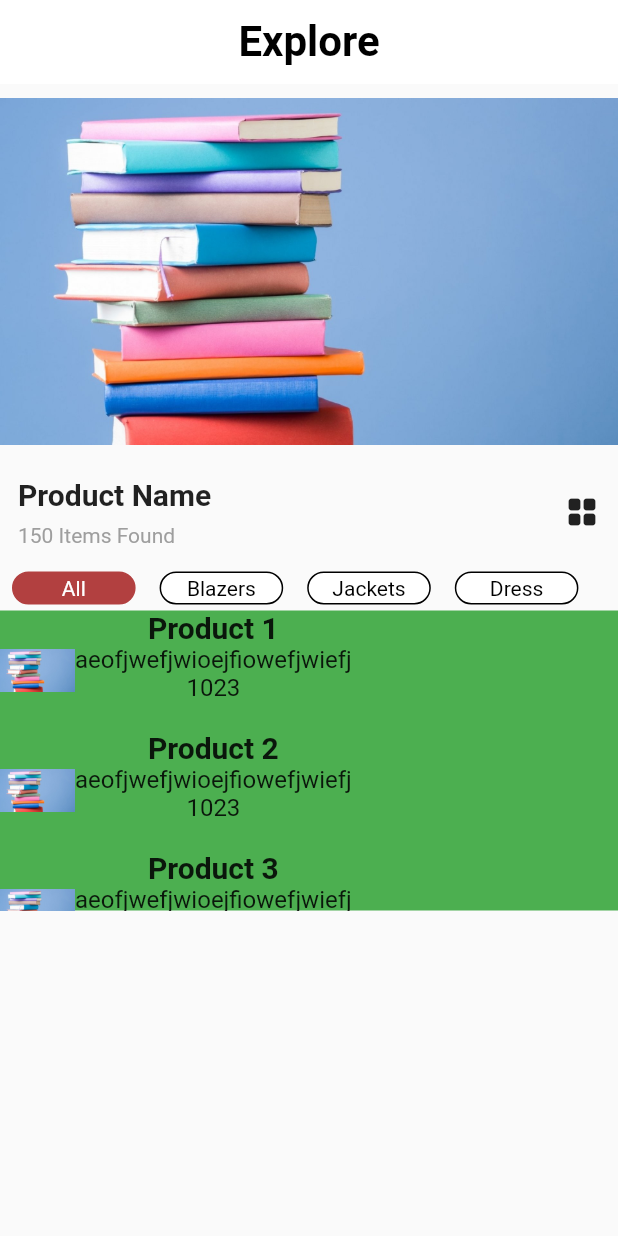
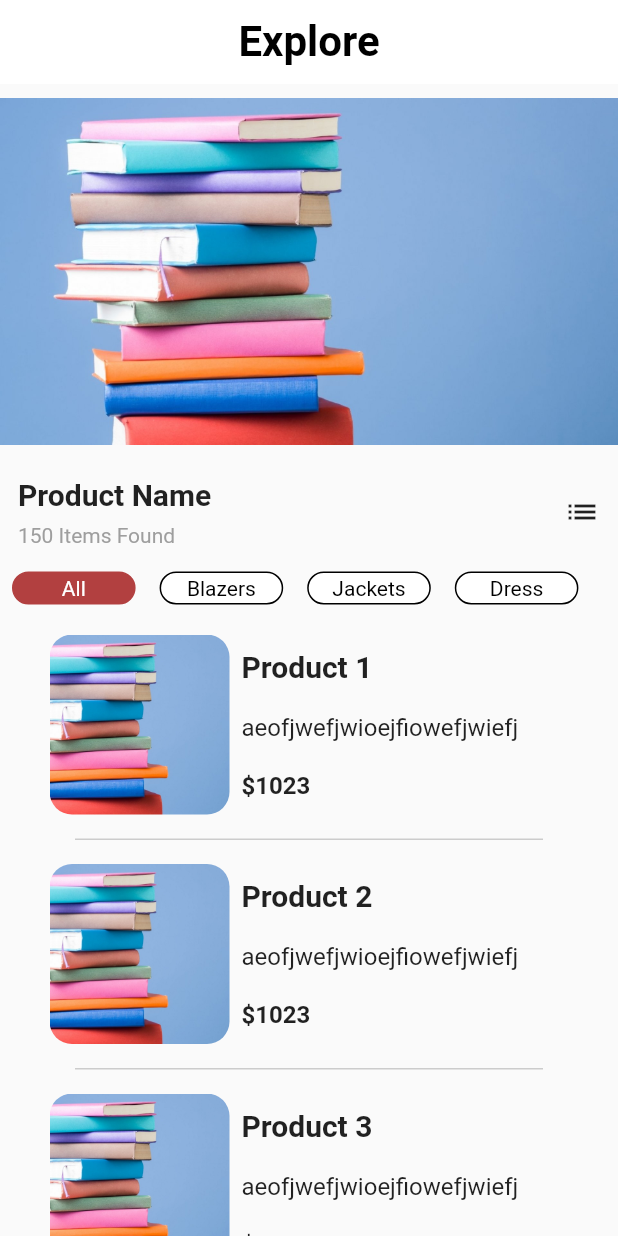
Before and after one commit to amincross/flutter-boot-camp, a Flutter app: the screen it shows after launch, on a phone screen of 412 x 824 dp. Run offline on Flutter 3.47's test engine with Material 2 defaults, Android fonts, the light colour scheme and no system bars.

Commit message:
explore page grid list

```diff
--- a/flutterbootcamp/lib/explore_page.dart
+++ b/flutterbootcamp/lib/explore_page.dart
@@ -26,6 +26,10 @@ class _ExplorePageState extends State<ExplorePage> {
   ];
 
   int selectedIndex = 0;
+
+  bool isList = true; //grid
+
+  String dolor = "\$";
 
   @override
   Widget build(BuildContext context) {
@@ -67,7 +71,18 @@ class _ExplorePageState extends State<ExplorePage> {
                     ],
                   ),
                   Expanded(child: Container()),
-                  Icon(Icons.grid_view_rounded)
+                  InkWell(
+                    child: Icon((isList == true) ? Icons.list : Icons.grid_view_rounded),
+                    onTap: () {
+                      if (isList == true) {
+                        isList = false;
+                      } else {
+                        isList = true;
+                      }
+
+                      setState(() {});
+                    },
+                  )
                 ],
               ),
             ),
@@ -118,40 +133,115 @@ class _ExplorePageState extends State<ExplorePage> {
                 itemCount: categoriesList.length,
               ),
             ),
+            makeMyListView(),
+          ],
+        ),
+      ),
+    );
+  }
+
+  makeMyListView() {
+    Size screenSize = MediaQuery.of(context).size;
+
+    if (isList == true) {
+      return SizedBox(
+        height: 500,
+        child: ListView.builder(
+            physics: NeverScrollableScrollPhysics(),
+            itemBuilder: (context, index) {
+              return Column(
+                children: [
                   Container(
-              width: screenSize.width,
-              height: 200,
-              color: Colors.green,
-              child: ListView.builder(
-                  itemBuilder: (context, index) {
-                    return Container(
+                    margin: EdgeInsets.symmetric(horizontal: 20, vertical: 16),
                     width: screenSize.width - 50,
-                      height: 80,
+                    height: 120,
                     child: Row(
                       children: [
-                          Image.asset(
+                        Container(
+                          child: ClipRRect(
+                            borderRadius: BorderRadius.circular(15),
+                            child: Image.asset(
                               productList[index].imageAddress,
-                            width: 50,
-                            height: 80,
-                            fit: BoxFit.fitWidth,
+                              width: 120,
+                              height: 120,
+                              fit: BoxFit.fitHeight,
+                            ),
+                          ),
+                          margin: EdgeInsets.symmetric(horizontal: 8),
                         ),
                         Column(
+                          crossAxisAlignment: CrossAxisAlignment.start,
+                          mainAxisAlignment: MainAxisAlignment.spaceAround,
                           children: [
                             Text(productList[index].name, style: TextStyle(fontSize: 20, fontWeight: FontWeight.bold)),
                             Text(productList[index].description, style: TextStyle(fontSize: 16)),
-                              Text(productList[index].price.toString(), style: TextStyle(fontSize: 16)),
+                            Text(
+                              dolor + productList[index].price.toString(),
+                              style: TextStyle(fontSize: 16, fontWeight: FontWeight.bold),
+                            ),
                           ],
                         )
                       ],
                     ),
+                  ),
+                  Container(
+                    width: screenSize.width - 100,
+                    height: 1,
+                    color: Colors.grey.withOpacity(0.5),
+                  )
+                ],
               );
             },
             itemCount: productList.length),
-            )
+      );
+    } else {
+      return Container(
+          height: 500,
+          margin: EdgeInsets.only(left: 12, top: 12, right: 12),
+          child: GridView.count(
+            crossAxisCount: 2,
+            children: List<Widget>.generate(productList.length, (index) {
+              return Column(
+                crossAxisAlignment: CrossAxisAlignment.start,
+                mainAxisSize: MainAxisSize.min,
+                children: [
+                  Stack(
+                    children: [
+                      Container(
+                        child: ClipRRect(
+                          borderRadius: BorderRadius.circular(15),
+                          child: Image.asset(
+                            productList[index].imageAddress,
+                            //width: 120,
+                            height: 150,
+                            fit: BoxFit.fitHeight,
+                          ),
+                        ),
+                        margin: EdgeInsets.symmetric(vertical: 4),
+                      ),
+                      Container(
+                          margin: EdgeInsets.only(top: 8, right: 36),
+                          padding: EdgeInsets.all(4),
+                          decoration: BoxDecoration(color: Colors.red, borderRadius: BorderRadius.all(Radius.circular(50))),
+                          child: Icon(
+                            Icons.favorite,
+                            color: Colors.grey,
+                          ))
                     ],
                   ),
+                  Text(productList[index].name, style: TextStyle(fontSize: 20, fontWeight: FontWeight.bold)),
+                  SizedBox(height: 4),
+                  Text(productList[index].description, style: TextStyle(fontSize: 16)),
+                  SizedBox(height: 4),
+                  Text(
+                    dolor + productList[index].price.toString(),
+                    style: TextStyle(fontSize: 16, fontWeight: FontWeight.bold),
                   ),
+                ],
               );
+            }),
+          ));
+    }
   }
 }
 
```
Lines whose indentation alone changed are shown as unchanged.
